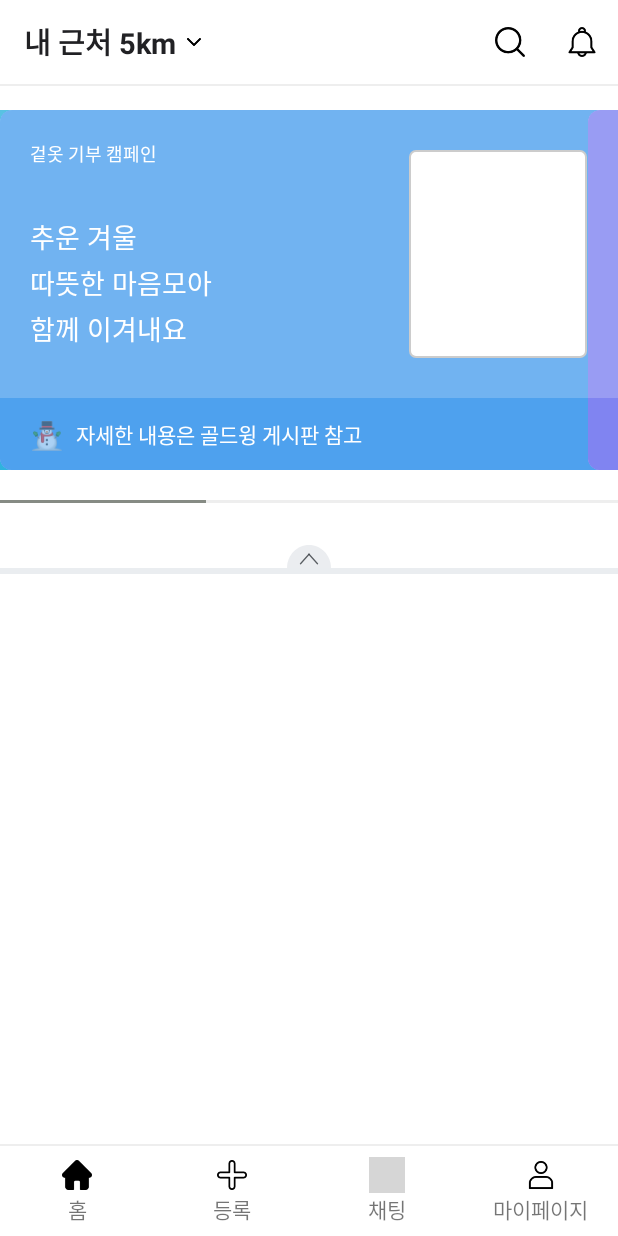
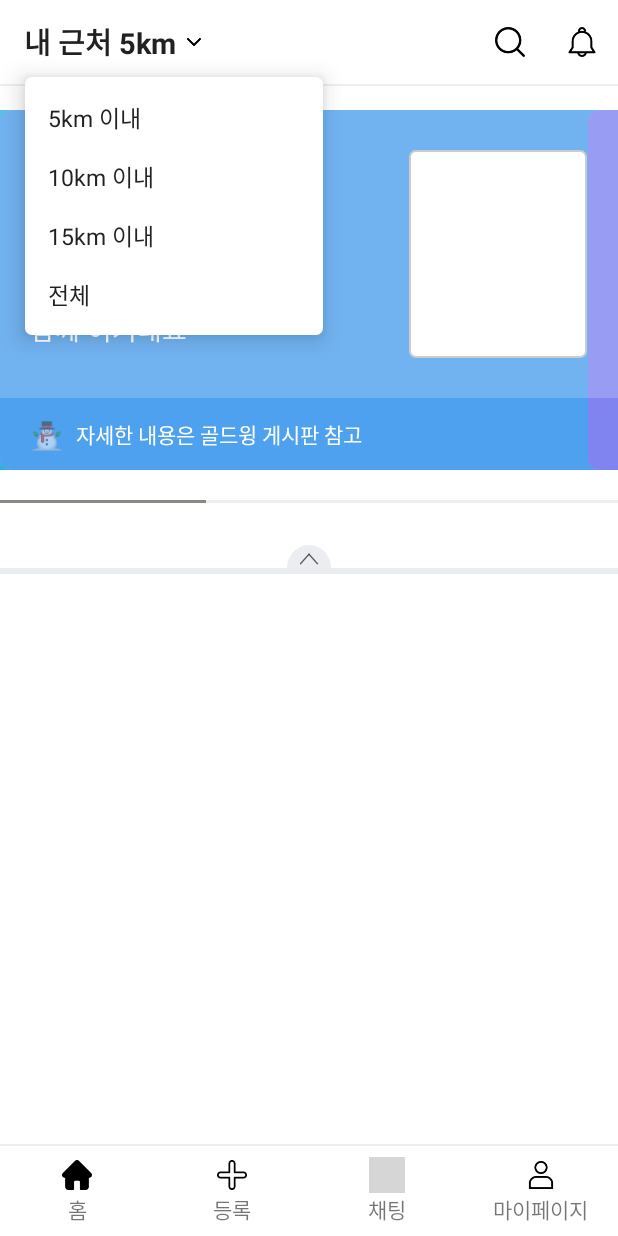
Before and after one commit to Sookhee/ShinhanESGMarket, an Android app: the HomeFragment screen opened directly, with no data from a screen before it, after a tap on an icon or button, on a phone screen of 412 x 824 dp. Run offline under Robolectric (Android 15) with nearby library versions, the phone set to English and light mode, and no system bars; our stand-ins replace Dagger/Hilt's generated code, Firebase (no records; nobody signed in at launch, a user with empty details on screens opened directly), data binding; libraries missing offline, so code that uses them is left out: androidx.hilt.lifecycle; pictures from the network do not load; 2 other taps on this screen came first; grey boxes are pictures that could not be loaded.

Commit message:
위치 정보 정하는 뷰 생성

```diff
--- a/app/src/main/java/com/github/sookhee/shinhanesgmarket/home/HomeFragment.kt
+++ b/app/src/main/java/com/github/sookhee/shinhanesgmarket/home/HomeFragment.kt
@@ -8,6 +8,7 @@ import android.view.LayoutInflater
 import android.view.View
 import android.view.ViewGroup
 import android.widget.Toast
+import androidx.core.view.isVisible
 import androidx.lifecycle.ViewModelProvider
 import androidx.recyclerview.widget.GridLayoutManager
 import androidx.recyclerview.widget.RecyclerView
@@ -86,6 +87,14 @@ class HomeFragment : Fragment() {
 
         binding.categoryExpanded.setOnClickListener {
             collapseView()
+        }
+
+        binding.spinner.setOnClickListener {
+            if (binding.spinnerExpanded.isVisible) {
+                binding.spinnerExpanded.setGone()
+            } else {
+                binding.spinnerExpanded.setVisible()
+            }
         }
     }
 
--- a/app/src/main/res/layout/fragment_home.xml
+++ b/app/src/main/res/layout/fragment_home.xml
@@ -30,6 +30,58 @@
                 android:layout_height="16dp"
                 android:layout_marginStart="4dp"
                 android:src="@drawable/ic_arrow_down" />
+        </LinearLayout>
+
+        <LinearLayout
+            android:id="@+id/spinnerExpanded"
+            android:layout_width="200dp"
+            android:layout_height="wrap_content"
+            android:layout_marginTop="8dp"
+            android:background="@drawable/gray_border_background"
+            android:backgroundTint="@color/white"
+            android:elevation="10dp"
+            android:orientation="vertical"
+            android:paddingVertical="8dp"
+            android:visibility="gone"
+            app:layout_constraintStart_toStartOf="@id/spinner"
+            app:layout_constraintTop_toBottomOf="@id/spinner">
+
+            <TextView
+                android:id="@+id/search5km"
+                style="@style/Gray900.15"
+                android:layout_width="wrap_content"
+                android:layout_height="wrap_content"
+                android:paddingHorizontal="16dp"
+                android:paddingVertical="8dp"
+                android:text="5km 이내" />
+
+            <TextView
+                android:id="@+id/search10km"
+                style="@style/Gray900.15"
+                android:layout_width="wrap_content"
+                android:layout_height="wrap_content"
+                android:paddingHorizontal="16dp"
+                android:paddingVertical="8dp"
+                android:text="10km 이내" />
+
+            <TextView
+                android:id="@+id/search15km"
+                style="@style/Gray900.15"
+                android:layout_width="wrap_content"
+                android:layout_height="wrap_content"
+                android:paddingHorizontal="16dp"
+                android:paddingVertical="8dp"
+                android:text="15km 이내" />
+
+            <TextView
+                android:id="@+id/searchAll"
+                style="@style/Gray900.15"
+                android:layout_width="wrap_content"
+                android:layout_height="wrap_content"
+                android:paddingHorizontal="16dp"
+                android:paddingVertical="8dp"
+                android:text="전체" />
+
         </LinearLayout>
 
         <LinearLayout
```
